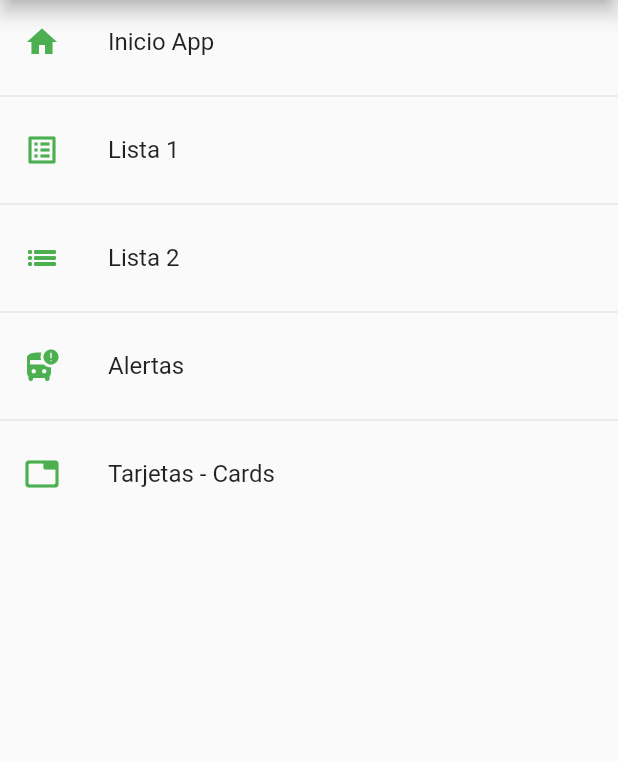
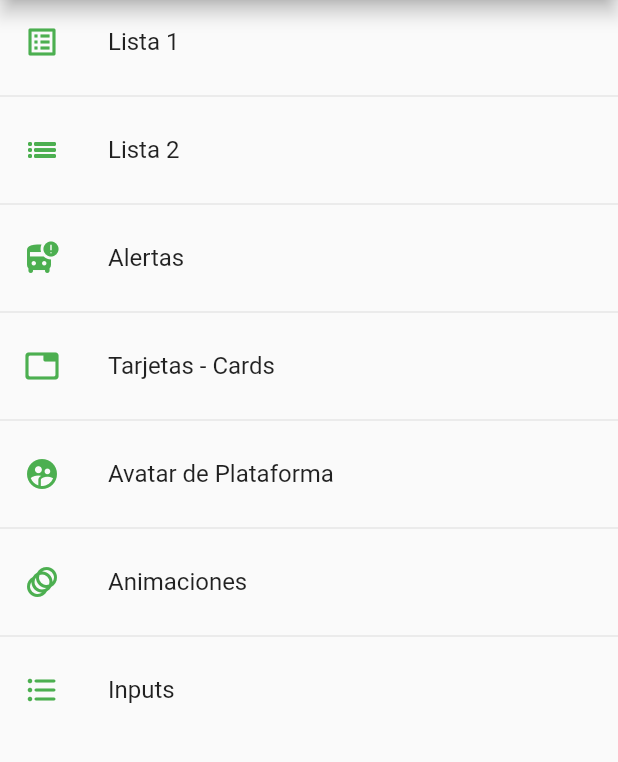
Before and after one commit to yordisev/componentes_flutter, a Flutter app: the screen it shows after launch, on a phone screen of 412 x 824 dp, the part 84-846 px from its top. Run offline on Flutter 3.47's test engine with Material 2 defaults, Android fonts, the phone set to English and light mode, and no system bars.

```diff
--- a/lib/router/app_rutas.dart
+++ b/lib/router/app_rutas.dart
@@ -6,11 +6,6 @@ class AppRutas {
   static const initialRoute = 'inicio';
 
   static final menuOpciones = <MenuOpciones>[
-    MenuOpciones(
-        ruta: 'inicio',
-        nombre: 'Inicio App',
-        pantalla: const InicioScreen(),
-        icono: Icons.home),
     MenuOpciones(
         ruta: 'lista',
         nombre: 'Lista 1',
@@ -31,10 +26,27 @@ class AppRutas {
         nombre: 'Tarjetas - Cards',
         pantalla: const TarjetasScreen(),
         icono: Icons.tab_rounded),
+    MenuOpciones(
+        ruta: 'avatar',
+        nombre: 'Avatar de Plataforma',
+        pantalla: const AvatarScreen(),
+        icono: Icons.supervised_user_circle_rounded),
+    MenuOpciones(
+        ruta: 'animacion',
+        nombre: 'Animaciones',
+        pantalla: const AnimacionScreen(),
+        icono: Icons.animation_outlined),
+    MenuOpciones(
+        ruta: 'inputs',
+        nombre: 'Inputs',
+        pantalla: const InputsScreen(),
+        icono: Icons.format_list_bulleted_rounded),
   ];
 
   static Map<String, Widget Function(BuildContext)> getAppRoutes() {
     Map<String, Widget Function(BuildContext)> appRoutes = {};
+    appRoutes
+        .addAll({'inicio': (BuildContext context) => const InicioScreen()});
     for (final opciones in menuOpciones) {
       appRoutes
           .addAll({opciones.ruta: (BuildContext context) => opciones.pantalla});
--- a/lib/screens/screens.dart
+++ b/lib/screens/screens.dart
@@ -1,5 +1,8 @@
+export 'package:componentes/screens/inputs_screen.dart';
+export 'package:componentes/screens/animacion_screen.dart';
 export 'package:componentes/screens/inicio_screen.dart';
 export 'package:componentes/screens/listavista_screen.dart';
 export 'package:componentes/screens/listavista_screen_original.dart';
 export 'package:componentes/screens/alertas_screen.dart';
 export 'package:componentes/screens/tarjetas_screen.dart';
+export 'package:componentes/screens/avatar_screen.dart';
--- a/lib/theme/app_tema.dart
+++ b/lib/theme/app_tema.dart
@@ -18,7 +18,23 @@ class AppTema {
           style: ElevatedButton.styleFrom(
               backgroundColor: primary,
               shape: const StadiumBorder(),
-              elevation: 0)));
+              elevation: 0)),
+      inputDecorationTheme: const InputDecorationTheme(
+          floatingLabelStyle: TextStyle(color: primary),
+          enabledBorder: OutlineInputBorder(
+              borderSide: BorderSide(color: primary),
+              borderRadius: BorderRadius.only(
+                  bottomLeft: Radius.circular(10),
+                  topRight: Radius.circular(10))),
+          focusedBorder: OutlineInputBorder(
+              borderSide: BorderSide(color: primary),
+              borderRadius: BorderRadius.only(
+                  bottomLeft: Radius.circular(10),
+                  topRight: Radius.circular(10))),
+          border: OutlineInputBorder(
+              borderRadius: BorderRadius.only(
+                  bottomLeft: Radius.circular(10),
+                  topRight: Radius.circular(10)))));
   static final ThemeData temadark = ThemeData.dark().copyWith(
     primaryColor: Colors.indigo,
     appBarTheme: const AppBarTheme(
```
Also changed, not shown: lib/screens/animacion_screen.dart (added, +52 -0 lines), lib/screens/avatar_screen.dart (added, +29 -0 lines), lib/screens/inputs_screen.dart (added, +94 -0 lines), lib/widgets/inputtext.dart (added, +56 -0 lines).
